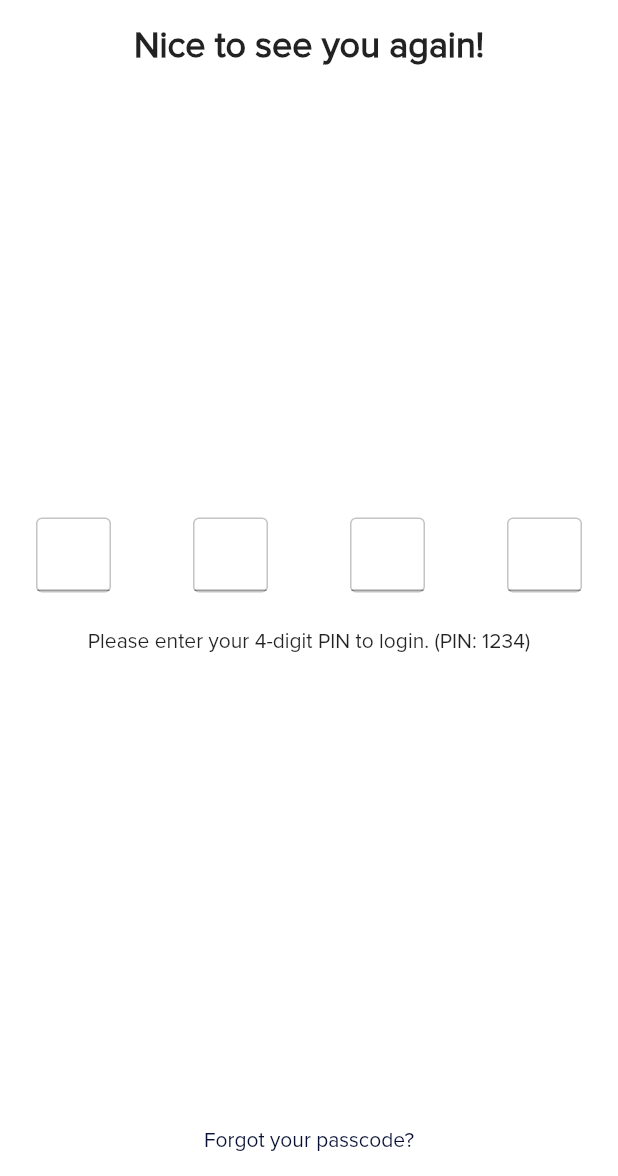
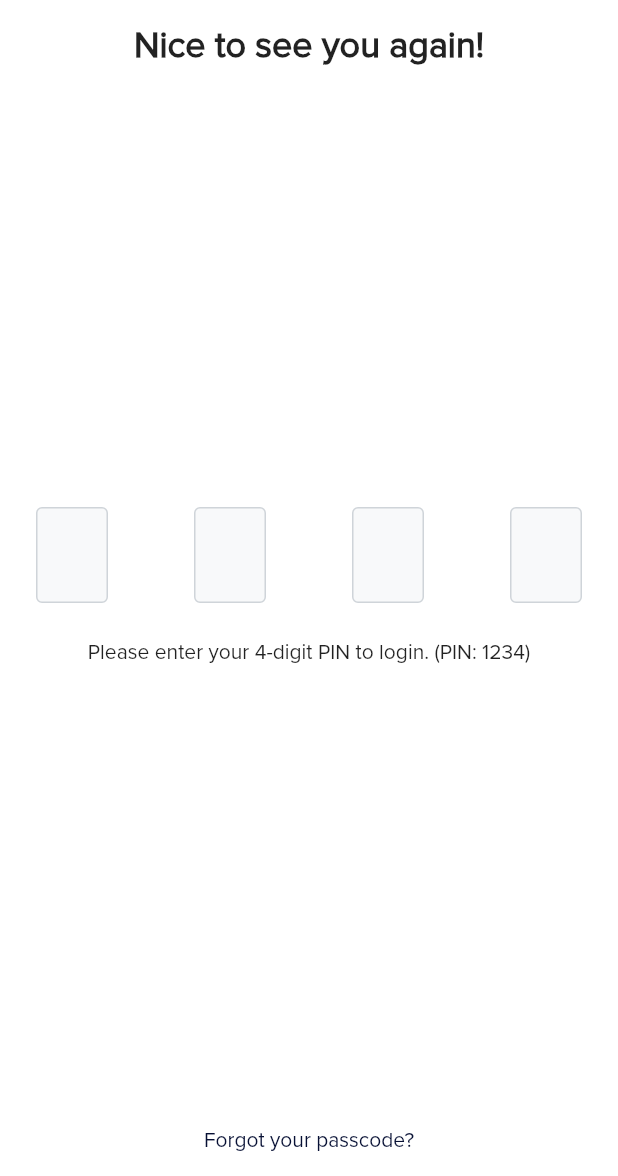
Before and after one commit to ivoryio/Ivory, a Flutter app: the LoginTanScreen screen opened directly, on a phone screen of 412 x 824 dp, the part 60-1236 px from its top. Run offline on Flutter 3.47's test engine with Material 2 defaults, Android fonts, the phone set to English and light mode, and no system bars; drawn by our look-alikes of flutter_platform_widgets; our stand-ins replace bloc, convert, device_info_plus, dotted_border, equatable, firebase_core and 17 more; missing offline and left inert: amazon_cognito_identity_dart_2, pointycastle; accounts and stored records are empty.

Commit message:
modified tan input

```diff
--- a/lib/screens/settings/settings_paired_device_details_screen.dart
+++ b/lib/screens/settings/device_pairing/settings_paired_device_details_screen.dart
@@ -4,13 +4,13 @@ import 'package:flutter_redux/flutter_redux.dart';
 import 'package:solarisdemo/cubits/auth_cubit/auth_cubit.dart';
 import 'package:solarisdemo/infrastructure/device/device_presenter.dart';
 import 'package:solarisdemo/models/device.dart';
+import 'package:solarisdemo/redux/app_state.dart';
 import 'package:solarisdemo/redux/device/device_action.dart';
 import 'package:solarisdemo/widgets/app_toolbar.dart';
 import 'package:solarisdemo/widgets/ivory_list_item_with_action.dart';
 import 'package:solarisdemo/widgets/screen_scaffold.dart';
 
-import '../../config.dart';
-import '../../redux/app_state.dart';
+import '../../../config.dart';
 
 class SettingsPairedDeviceDetailsScreenParams {
   final Device device;
--- a/lib/screens/settings/settings_security_screen.dart
+++ b/lib/screens/settings/settings_security_screen.dart
@@ -1,10 +1,10 @@
 import 'package:flutter/material.dart';
-import 'package:solarisdemo/screens/settings/settings_device_pairing_screen.dart';
 import 'package:solarisdemo/widgets/app_toolbar.dart';
 import 'package:solarisdemo/widgets/ivory_list_item_with_action.dart';
 import 'package:solarisdemo/widgets/screen_scaffold.dart';
 
 import '../../config.dart';
+import 'device_pairing/settings_device_pairing_screen.dart';
 
 class SettingsSecurityScreen extends StatelessWidget {
   static const routeName = "/securitySettingsScreen";
--- a/lib/widgets/tan_input.dart
+++ b/lib/widgets/tan_input.dart
@@ -1,67 +1,123 @@
+
 import 'package:flutter/material.dart';
 import 'package:flutter/services.dart';
-import 'package:flutter_platform_widgets/flutter_platform_widgets.dart';
 
-class InputCodeBox extends StatelessWidget {
+import '../config.dart';
+
+class InputCodeBox extends StatefulWidget {
   final bool? obscureText;
+  final String? hintText;
   final FocusNode? focusNode;
   final TextEditingController? controller;
   final Function(String value)? onChanged;
+  final bool isFocused;
 
   const InputCodeBox({
-    super.key,
+    Key? key,
     this.controller,
     this.focusNode,
+    this.hintText,
     this.obscureText = false,
     this.onChanged,
-  });
+    required this.isFocused,
+  }) : super(key: key);
 
   @override
+  _InputCodeBoxState createState() => _InputCodeBoxState();
+}
+
+class _InputCodeBoxState extends State<InputCodeBox> {
+  @override
   Widget build(BuildContext context) {
+    final borderColor = widget.isFocused ? ClientConfig.getColorScheme().primary : const Color(0xFFCFD4D9);
+
     return Container(
-      width: 50,
+      padding: const EdgeInsets.only(left: 4),
+      width: 48,
+      height: 64,
       decoration: BoxDecoration(
         borderRadius: BorderRadius.circular(4),
         border: Border.all(
           width: 1,
-          color: const Color(0xffC4C4C4),
+          color: borderColor,
         ),
+        color: const Color(0xFFF8F9FA),
       ),
-      child: PlatformTextFormField(
-        focusNode: focusNode,
-        controller: controller,
+      child: Center(
+        child: TextFormField(
+          focusNode: widget.focusNode,
+          controller: widget.controller,
           textAlign: TextAlign.center,
-        obscureText: obscureText,
+          obscureText: widget.obscureText!,
           keyboardType: TextInputType.number,
-        onChanged: onChanged,
           inputFormatters: [
             FilteringTextInputFormatter.digitsOnly,
             LengthLimitingTextInputFormatter(1),
           ],
+          onChanged: widget.onChanged,
+          decoration: InputDecoration(
+            border: InputBorder.none,
+            contentPadding: EdgeInsets.zero,
+            hintText: widget.hintText ?? '',
+            hintStyle: const TextStyle(
+              fontSize: 16,
+              fontWeight: FontWeight.w500,
+              color: Color(0xFFADADB4),
+            ),
+          ),
+        ),
       ),
     );
   }
 }
 
-class TanInput extends StatelessWidget {
+class TanInput extends StatefulWidget {
   final int length;
   final Function(String tan) onCompleted;
+  final String? hintText;
 
   const TanInput({
-    super.key,
+    Key? key,
     required this.length,
     required this.onCompleted,
-  });
+    this.hintText,
+  }) : super(key: key);
 
   @override
-  Widget build(BuildContext context) {
-    final GlobalKey<FormState> formKey = GlobalKey<FormState>();
+  _TanInputState createState() => _TanInputState();
+}
 
-    List<TextEditingController> controllers =
-        List.from([for (var i = 0; i < length; i++) TextEditingController()]);
+class _TanInputState extends State<TanInput> {
+  late GlobalKey<FormState> formKey;
 
-    List<FocusNode> focusNodes =
-        List.from([for (var i = 0; i < length; i++) FocusNode()]);
+  late List<TextEditingController> controllers;
+  late List<FocusNode> focusNodes;
+  bool anyInputFocused = false;
+
+  @override
+  void initState() {
+    super.initState();
+
+    formKey = GlobalKey<FormState>();
+
+    controllers = List.from(
+      [for (var i = 0; i < widget.length; i++) TextEditingController()],
+    );
+
+    focusNodes = List.from(
+      [for (var i = 0; i < widget.length; i++) FocusNode()],
+    );
+
+    for (var focusNode in focusNodes) {
+      focusNode.addListener(_updateFocusStatus);
+    }
+  }
+
+  void _updateFocusStatus() {
+    setState(() {
+      anyInputFocused = focusNodes.any((node) => node.hasFocus);
+    });
+  }
 
   void onChange(int inputIndex) {
     String tan = controllers.map((controller) => controller.text).join("");
@@ -72,32 +128,45 @@ class TanInput extends StatelessWidget {
 
     for (var i = 0; i < controllers.length - 1; i++) {
       if (controllers[i].text.isNotEmpty) {
-          int nextIndex =
-              controllers.indexWhere((controller) => controller.text.isEmpty);
+        int nextIndex = controllers.indexWhere((controller) => controller.text.isEmpty);
         if (nextIndex != -1) {
-            FocusScope.of(context).unfocus(
-                disposition: UnfocusDisposition.previouslyFocusedChild);
+          FocusScope.of(context).unfocus(disposition: UnfocusDisposition.previouslyFocusedChild);
           FocusScope.of(context).requestFocus(focusNodes[nextIndex]);
         }
       }
     }
 
-      if (tan.length == length) {
-        onCompleted(tan);
+    if (tan.length == widget.length) {
+      widget.onCompleted(tan);
     }
   }
 
+  @override
+  void dispose() {
+    for (var controller in controllers) {
+      controller.dispose();
+    }
+    for (var focusNode in focusNodes) {
+      focusNode.dispose();
+    }
+    super.dispose();
+  }
+
+  @override
+  Widget build(BuildContext context) {
     return Form(
       key: formKey,
       child: Row(
         mainAxisAlignment: MainAxisAlignment.spaceBetween,
         children: [
-          for (var inputIndex = 0; inputIndex < length; inputIndex++)
+          for (var inputIndex = 0; inputIndex < widget.length; inputIndex++)
             InputCodeBox(
               controller: controllers[inputIndex],
               focusNode: focusNodes[inputIndex],
               onChanged: (value) => onChange(inputIndex),
-            )
+              hintText: widget.hintText,
+              isFocused: anyInputFocused,
+            ),
         ],
       ),
     );
```
Also changed, not shown: lib/ivory_app.dart (+6 -3 lines), lib/screens/settings/device_pairing/settings_device_pairing_activate_faceid_screen.dart (renamed from lib/screens/settings/settings_device_pairing_activate_faceid_screen.dart, +5 -2 lines), lib/screens/settings/device_pairing/settings_device_pairing_screen.dart (renamed from lib/screens/settings/settings_device_pairing_screen.dart, +9 -7 lines), lib/screens/settings/device_pairing/settings_device_pairing_verify_faceid_screen.dart (added, +85 -0 lines). Lines whose indentation alone changed are shown as unchanged.
